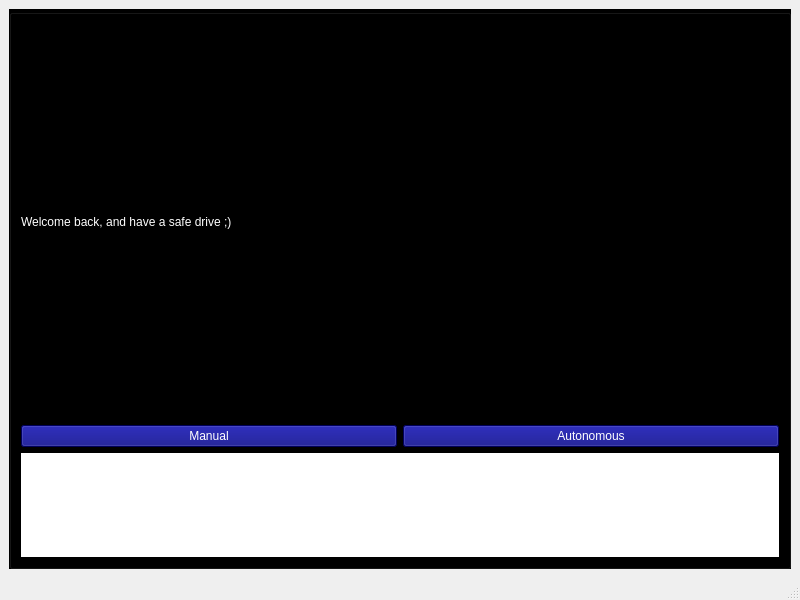
This is FirstScreen.ui in yaya12410/MegaProject as Qt 5 draws it before an edit. The edited form follows.
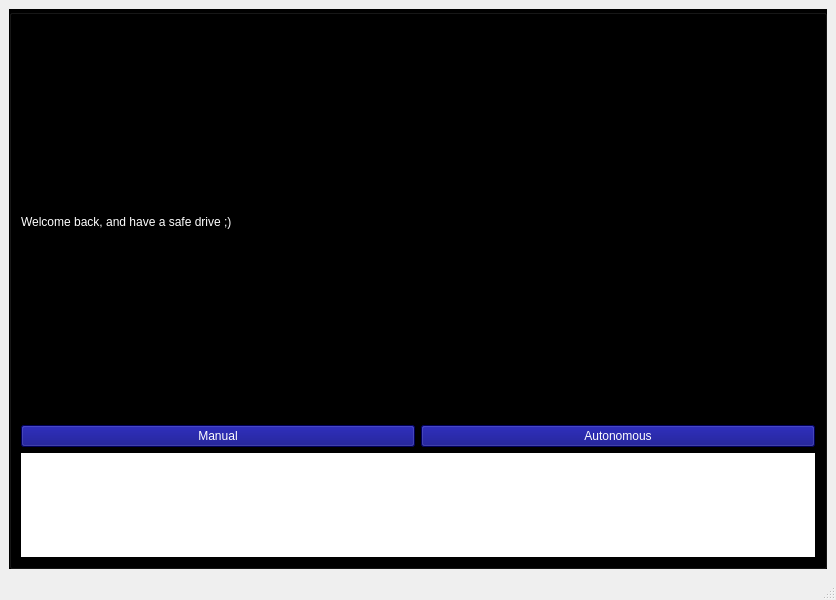
This is the edited form. Icons and pictures are not drawn.

What changed in the file:
```diff
--- a/FirstScreen.ui
+++ b/FirstScreen.ui
@@ -6,7 +6,7 @@
    <rect>
     <x>0</x>
     <y>0</y>
-    <width>800</width>
+    <width>836</width>
     <height>600</height>
    </rect>
   </property>
```
Left out of the diff: 2 changed lines with no effect on the pictures.
